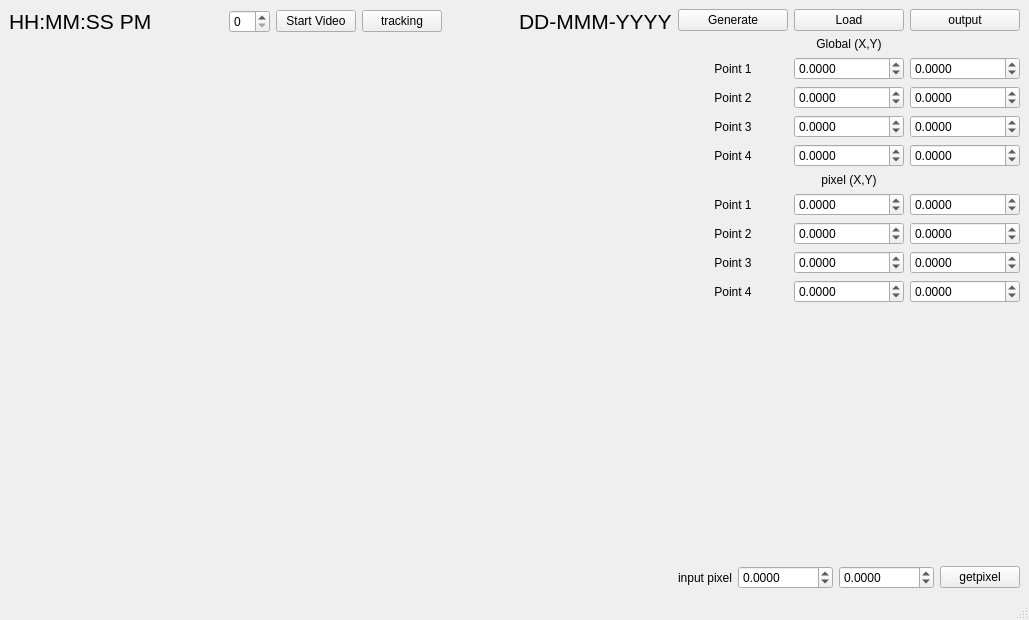
kmolLin/opencv_with_python, file core/mainwindow.ui: the form before one commit.
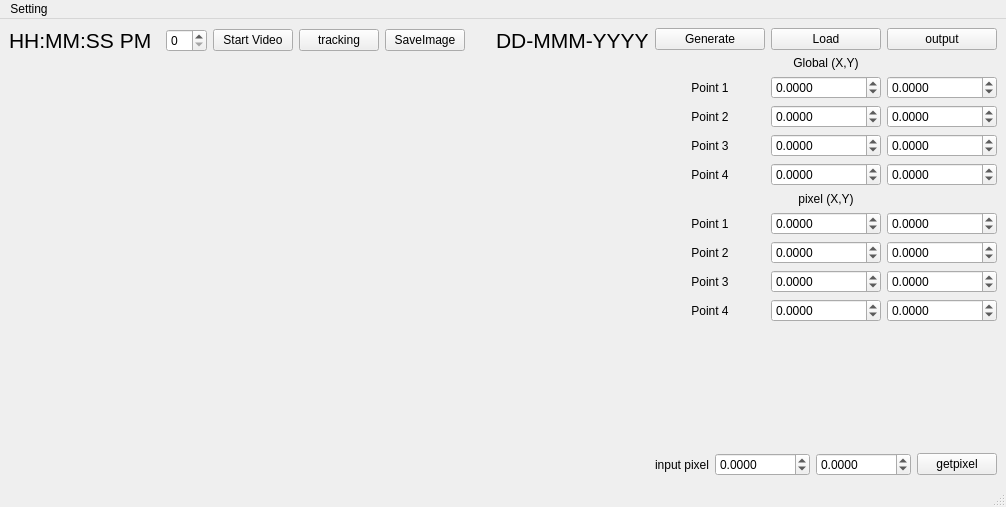
The form after the commit.

Commit message: add new method catch image from stream data

```diff
--- a/core/mainwindow.ui
+++ b/core/mainwindow.ui
@@ -6,8 +6,8 @@
    <rect>
     <x>0</x>
     <y>0</y>
-    <width>1029</width>
-    <height>620</height>
+    <width>999</width>
+    <height>507</height>
    </rect>
   </property>
   <property name="windowTitle">
@@ -52,18 +52,6 @@
          </widget>
         </item>
         <item row="0" column="6">
-         <widget class="QLabel" name="currDateLabel">
-          <property name="font">
-           <font>
-            <pointsize>16</pointsize>
-           </font>
-          </property>
-          <property name="text">
-           <string>DD-MMM-YYYY</string>
-          </property>
-         </widget>
-        </item>
-        <item row="0" column="5">
          <spacer name="horizontalSpacer_4">
           <property name="orientation">
            <enum>Qt::Horizontal</enum>
@@ -89,9 +77,28 @@
           </property>
          </spacer>
         </item>
+        <item row="0" column="7">
+         <widget class="QLabel" name="currDateLabel">
+          <property name="font">
+           <font>
+            <pointsize>16</pointsize>
+           </font>
+          </property>
+          <property name="text">
+           <string>DD-MMM-YYYY</string>
+          </property>
+         </widget>
+        </item>
         <item row="0" column="2">
          <widget class="QSpinBox" name="cameraNumber"/>
         </item>
+        <item row="0" column="5">
+         <widget class="QPushButton" name="saveImage">
+          <property name="text">
+           <string>SaveImage</string>
+          </property>
+         </widget>
+        </item>
        </layout>
       </item>
       <item row="1" column="0">
@@ -573,10 +580,17 @@
     <rect>
      <x>0</x>
      <y>0</y>
-     <width>1029</width>
+     <width>999</width>
      <height>21</height>
     </rect>
    </property>
+   <widget class="QMenu" name="menuCalibation">
+    <property name="title">
+     <string>Setting</string>
+    </property>
+    <addaction name="actioncalibation"/>
+   </widget>
+   <addaction name="menuCalibation"/>
   </widget>
   <widget class="QStatusBar" name="statusbar"/>
  </widget>
```
Left out of the diff: 19 changed lines with no effect on the pictures. The commit also changes 12 other files.
